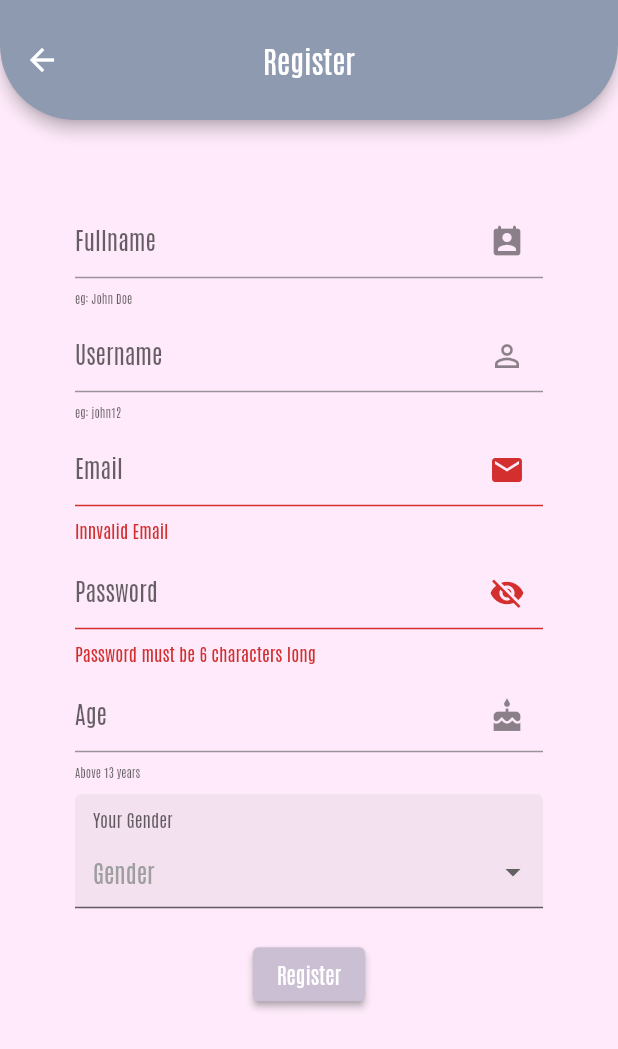
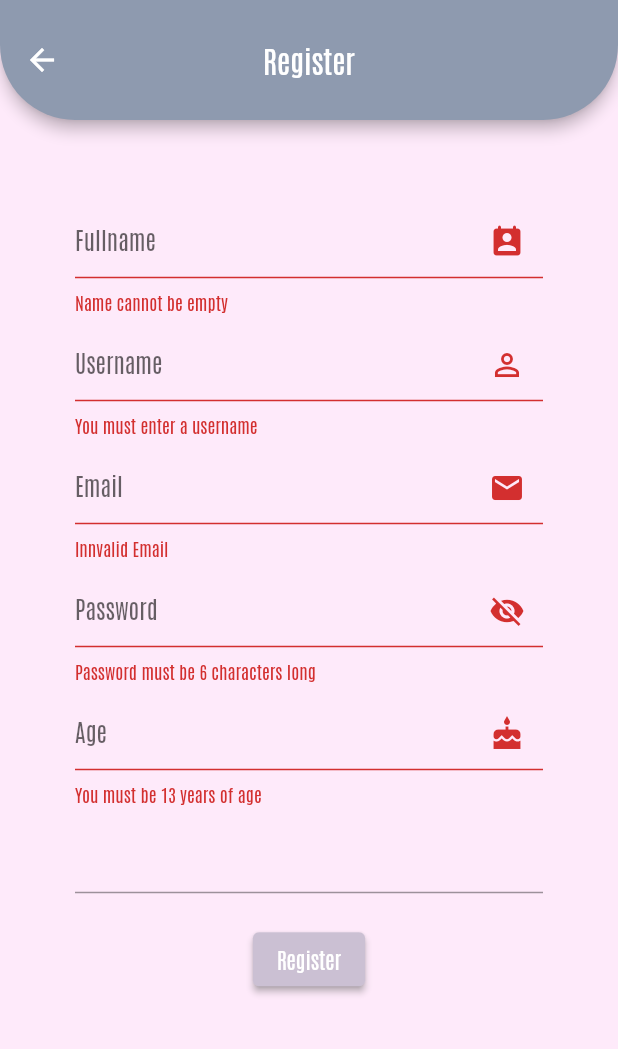
Before and after one commit to yuvraajnarula/socialApp, a Flutter app: the Registration screen opened by its route, after a tap on "Register", on a phone screen of 412 x 824 dp. Shown: the top 1049 px of the screen. Run offline on Flutter 3.47's test engine with Material 2 defaults, Android fonts, the phone set to English and light mode, and no system bars; drawn by our look-alikes of dropdown_formfield; our stand-ins replace cloud_firestore, email_validator, firebase_auth, firebase_core, flutter_spinkit, google_sign_in and 1 more; missing offline and left inert: sign_button; accounts and stored records are empty.

Commit message:
Registration

```diff
--- a/lib/screens/registration.dart
+++ b/lib/screens/registration.dart
@@ -3,17 +3,20 @@ import 'package:firebase_auth/firebase_auth.dart';
 import 'package:flutter/material.dart';
 import 'package:hexcolor/hexcolor.dart';
 import 'package:social_app/loaders/registration.dart';
+import 'package:cloud_firestore/cloud_firestore.dart';
 
 class Registration extends StatefulWidget {
   @override
   _RegistrationState createState() => _RegistrationState();
 }
 
+final _database = FirebaseFirestore.instance;
+
 class _RegistrationState extends State<Registration> {
   final _key = GlobalKey<FormState>();
   final _auth = FirebaseAuth.instance;
-  String email;
-  String pass;
+  final _users = _database.collection('users');
+  String email, pass, fullName, userName, age, gender;
   bool passHidden = true;
   bool loading = false;
   @override
@@ -42,12 +45,6 @@ class _RegistrationState extends State<Registration> {
                   child: Column(
                     mainAxisAlignment: MainAxisAlignment.center,
                     children: [
-                      //Text(
-                      // 'Registration',
-                      //  style: TextStyle(
-                      //    fontSize: 36.0,
-                      //   ),
-                      // ),
                       SizedBox(height: 7.50),
                       TextFormField(
                         decoration: InputDecoration(
@@ -61,6 +58,16 @@ class _RegistrationState extends State<Registration> {
                             fontSize: 8.0,
                           ),
                         ),
+                        onSaved: (val) {
+                          fullName = val;
+                        },
+                        validator: (val) {
+                          if (val.isEmpty) {
+                            return 'Name cannot be empty';
+                          } else {
+                            return null;
+                          }
+                        },
                       ),
                       SizedBox(
                         height: 10.0,
@@ -77,6 +84,16 @@ class _RegistrationState extends State<Registration> {
                             fontSize: 8.0,
                           ),
                         ),
+                        onSaved: (val) {
+                          userName = val;
+                        },
+                        validator: (val) {
+                          if (val.isEmpty) {
+                            return 'You must enter a username';
+                          } else {
+                            return null;
+                          }
+                        },
                       ),
                       SizedBox(
                         height: 10.0,
@@ -147,33 +164,58 @@ class _RegistrationState extends State<Registration> {
                             icon: Icon(Icons.cake_sharp),
                           ),
                         ),
+                        onSaved: (val) {
+                          age = val;
+                        },
+                        validator: (val) {
+                          if (val.isEmpty || int.parse(val) < 13) {
+                            return 'You must be 13 years of age';
+                          } else {
+                            return null;
+                          }
+                        },
                       ),
                       SizedBox(
                         height: 10.0,
                       ),
-                      DropDownFormField(
-                        titleText: 'Your Gender',
-                        hintText: 'Gender',
-                        dataSource: [
-                          {
-                            'display': 'Male',
-                            'value': 'Male',
-                          },
-                          {
-                            'display': 'Female',
-                            'value': 'Female',
-                          },
-                          {
-                            'display': 'Non binary',
-                            'value': 'Non binary',
-                          },
-                          {
-                            'display': 'Not to say',
-                            'value': 'Not to say',
-                          }
-                        ],
-                        textField: 'display',
-                        valueField: 'value',
+                      // DropDownFormField(
+                      //   titleText: 'Your Gender',
+                      //   hintText: 'Gender',
+                      //   dataSource: [
+                      //     {
+                      //       'display': 'Male',
+                      //       'value': 'Male',
+                      //     },
+                      //     {
+                      //       'display': 'Female',
+                      //       'value': 'Female',
+                      //     },
+                      //     {
+                      //       'display': 'Non binary',
+                      //       'value': 'Non binary',
+                      //     },
+                      //     {
+                      //       'display': 'Not to say',
+                      //       'value': 'Not to say',
+                      //     }
+                      //   ],
+                      //   textField: 'display',
+                      //   valueField: 'value',
+                      //   onSaved: (val) {
+                      //     gender = val;
+                      //   },
+                      //   validator: (val) {
+                      //     if (val.isEmpty) {
+                      //       return 'Gender cannot be empty';
+                      //     } else {
+                      //       return null;
+                      //     }
+                      //   },
+                      // ),
+                      TextFormField(
+                        onSaved: (val) {
+                          gender = val;
+                        },
                       ),
                       SizedBox(
                         height: 20.0,
@@ -188,14 +230,22 @@ class _RegistrationState extends State<Registration> {
                             try {
                               await _auth.createUserWithEmailAndPassword(
                                   email: email, password: pass);
+                              final user = _auth.currentUser;
+                              _users.doc(user.uid).set({
+                                "fullName": fullName,
+                                "userName": userName,
+                                "email": email,
+                                "gender": gender,
+                                "age": age
+                              }).then((value) => print('UserAdded'));
+                              setState(() {
+                                loading = false;
+                              });
                               Navigator.pushReplacementNamed(context, '/feed');
                             } catch (e) {
                               print(e.toString());
                               return 'Some Error Occurred';
                             }
-                            setState(() {
-                              loading = false;
-                            });
                           }
                         },
                         child: Text('Register'),
--- a/pubspec.yaml
+++ b/pubspec.yaml
@@ -3,7 +3,7 @@ description: A new Flutter project.
 
 # The following line prevents the package from being accidentally published to
 # pub.dev using `pub publish`. This is preferred for private packages.
-publish_to: 'none' # Remove this line if you wish to publish to pub.dev
+publish_to: "none" # Remove this line if you wish to publish to pub.dev
 
 # The following defines the version and build number for your application.
 # A version number is three numbers separated by dots, like 1.2.43
@@ -24,7 +24,6 @@ dependencies:
   flutter:
     sdk: flutter
 
-
   # The following adds the Cupertino Icons font to your application.
   # Use with the CupertinoIcons class for iOS style icons.
   cupertino_icons: ^1.0.2
@@ -36,6 +35,7 @@ dependencies:
   flutter_spinkit: "^4.1.2"
   hexcolor: ^2.0.3
   google_sign_in: ^5.0.3
+  cloud_firestore: ^2.2.0
 
 dev_dependencies:
   flutter_test:
@@ -46,7 +46,6 @@ dev_dependencies:
 
 # The following section is specific to Flutter.
 flutter:
-
   # The following line ensures that the Material Icons font is
   # included with your application, so that you can use the icons in
   # the material Icons class.
```
Also changed, not shown: pubspec.lock.
